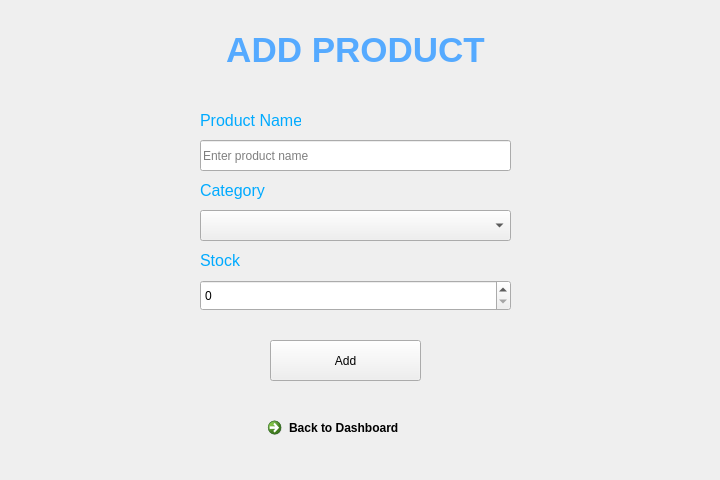
Before: the Qt Designer form ui/add_product.ui in Sabik-TK/PyQt6-Inventory-Manager, drawn with Qt 5.
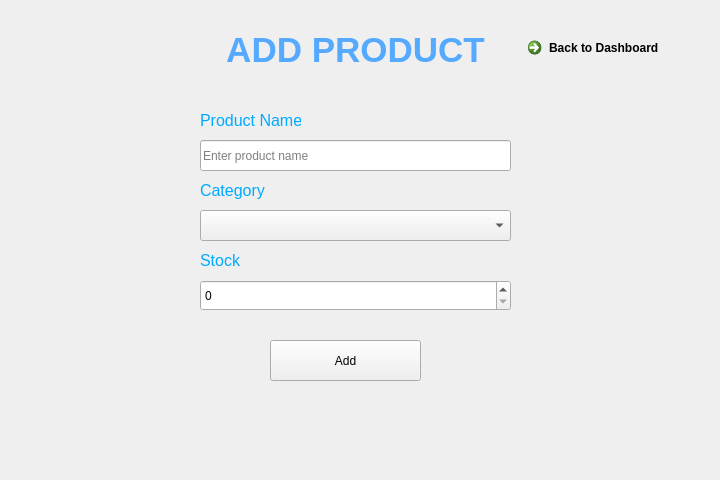
After: the same form once the commit is applied.

```diff
--- a/ui/add_product.ui
+++ b/ui/add_product.ui
@@ -142,8 +142,8 @@
   <widget class="QCommandLinkButton" name="backButton">
    <property name="geometry">
     <rect>
-     <x>260</x>
-     <y>410</y>
+     <x>520</x>
+     <y>30</y>
      <width>172</width>
      <height>41</height>
     </rect>
@@ -152,6 +152,31 @@
     <string>Back to Dashboard</string>
    </property>
   </widget>
+  <widget class="QLabel" name="msg_label">
+   <property name="geometry">
+    <rect>
+     <x>40</x>
+     <y>410</y>
+     <width>631</width>
+     <height>21</height>
+    </rect>
+   </property>
+   <property name="font">
+    <font>
+     <pointsize>10</pointsize>
+     <bold>true</bold>
+    </font>
+   </property>
+   <property name="styleSheet">
+    <string notr="true">color:green</string>
+   </property>
+   <property name="text">
+    <string>&lt;html&gt;&lt;head/&gt;&lt;body&gt;&lt;p align=&quot;center&quot;&gt;&lt;br/&gt;&lt;/p&gt;&lt;/body&gt;&lt;/html&gt;</string>
+   </property>
+   <property name="alignment">
+    <set>Qt::AlignCenter</set>
+   </property>
+  </widget>
  </widget>
  <resources/>
  <connections/>
```
